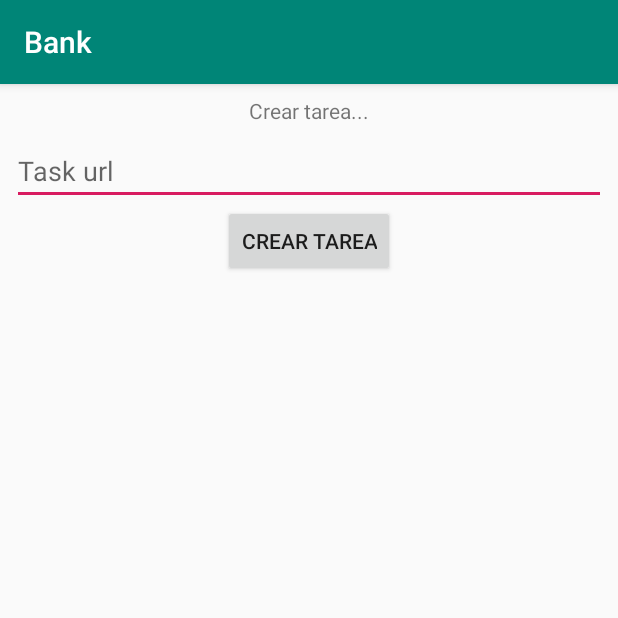
After one commit to hamorillo/MorcillaConfHackathon2019, an Android app: the NewTaskActivity screen opened directly, with no data from a screen before it, on a phone screen of 412 x 824 dp, the top half of it. The commit adds this screen. Run offline under Robolectric (Android 15) with nearby library versions, the phone set to English and light mode, and no system bars; our stand-ins replace Firebase (no records; nobody signed in at launch, a user with empty details on screens opened directly).

Commit message:
New task activity, and list my tasks in home

```diff
--- /dev/null
+++ b/AndroidApp/app/src/main/java/com/bankmorcillaconf/app/ui/NewTaskActivity.kt
@@ -0,0 +1,48 @@
+package com.bankmorcillaconf.app.ui
+
+import android.content.Context
+import android.content.Intent
+import android.os.Bundle
+import android.text.TextUtils.split
+import android.widget.Toast
+import androidx.appcompat.app.AppCompatActivity
+import com.bankmorcillaconf.app.R
+import com.bankmorcillaconf.app.model.Task
+import com.bankmorcillaconf.app.repository.TaskRepository
+import com.bankmorcillaconf.app.repository.UserRepository
+import com.bankmorcillaconf.app.util.ResultListener
+import kotlinx.android.synthetic.main.new_task_activity.*
+
+class NewTaskActivity : AppCompatActivity() {
+
+    companion object {
+        fun newIntent(context: Context): Intent {
+            return Intent(context, NewTaskActivity::class.java)
+        }
+    }
+
+    private val taskRepository = TaskRepository()
+
+    override fun onCreate(savedInstanceState: Bundle?) {
+        super.onCreate(savedInstanceState)
+        setContentView(R.layout.new_task_activity)
+
+        addTaskButton.setOnClickListener {
+            try {
+                val taskUrl = taskUrlEditText.text.toString()
+                val task = Task(taskUrl.split("//")[1].split("/").takeLast(1)[0], taskUrl, "no description")
+                taskRepository.createTask(UserRepository.staticUser!!, task, ResultListener(
+                    onSuccess = {
+                        Toast.makeText(this@NewTaskActivity, "Task created", Toast.LENGTH_SHORT).show()
+                        finish()
+                    },
+                    onError = {
+                        Toast.makeText(this@NewTaskActivity, "Error creating task", Toast.LENGTH_SHORT).show()
+                    }
+                ))
+            } catch (exception: Exception) {
+                Toast.makeText(this@NewTaskActivity, "Invalid url", Toast.LENGTH_SHORT).show()
+            }
+        }
+    }
+}
--- /dev/null
+++ b/AndroidApp/app/src/main/res/layout/new_task_activity.xml
@@ -0,0 +1,41 @@
+<?xml version="1.0" encoding="utf-8"?>
+<androidx.constraintlayout.widget.ConstraintLayout
+        xmlns:android="http://schemas.android.com/apk/res/android"
+        xmlns:tools="http://schemas.android.com/tools"
+        xmlns:app="http://schemas.android.com/apk/res-auto"
+        android:layout_width="match_parent"
+        android:layout_height="match_parent"
+        tools:context=".ui.NewTaskActivity">
+
+    <TextView android:id="@+id/titleAddTaskTextView"
+              android:layout_width="wrap_content"
+              android:layout_height="wrap_content"
+              app:layout_constraintTop_toTopOf="parent"
+              app:layout_constraintStart_toStartOf="parent"
+              android:layout_marginTop="8dp"
+              app:layout_constraintEnd_toEndOf="parent"
+              android:text="Crear tarea..."/>
+
+    <EditText android:id="@+id/taskUrlEditText"
+              android:layout_width="match_parent"
+              android:layout_height="wrap_content"
+              android:layout_marginTop="8dp"
+              android:hint="Task url"
+              app:layout_constraintTop_toBottomOf="@+id/titleAddTaskTextView"
+              app:layout_constraintStart_toStartOf="parent"
+              android:layout_marginStart="8dp"
+              app:layout_constraintEnd_toEndOf="parent"
+              android:layout_marginEnd="8dp"
+              android:layout_marginBottom="8dp"/>
+
+    <Button android:layout_width="wrap_content"
+            android:layout_height="wrap_content"
+            android:layout_marginBottom="8dp"
+            android:text="Crear tarea"
+            android:id="@+id/addTaskButton"
+            app:layout_constraintTop_toBottomOf="@id/taskUrlEditText"
+            app:layout_constraintEnd_toEndOf="parent"
+            android:layout_marginEnd="8dp" app:layout_constraintStart_toStartOf="parent"
+            android:layout_marginStart="8dp"/>
+
+</androidx.constraintlayout.widget.ConstraintLayout>
```
Also changed, not shown: AndroidApp/app/src/main/AndroidManifest.xml (+8 -3 lines), AndroidApp/app/src/main/java/com/bankmorcillaconf/app/HomeActivity.kt (+19 -24 lines), AndroidApp/app/src/main/res/layout/home_activity.xml (+17 -45 lines).
